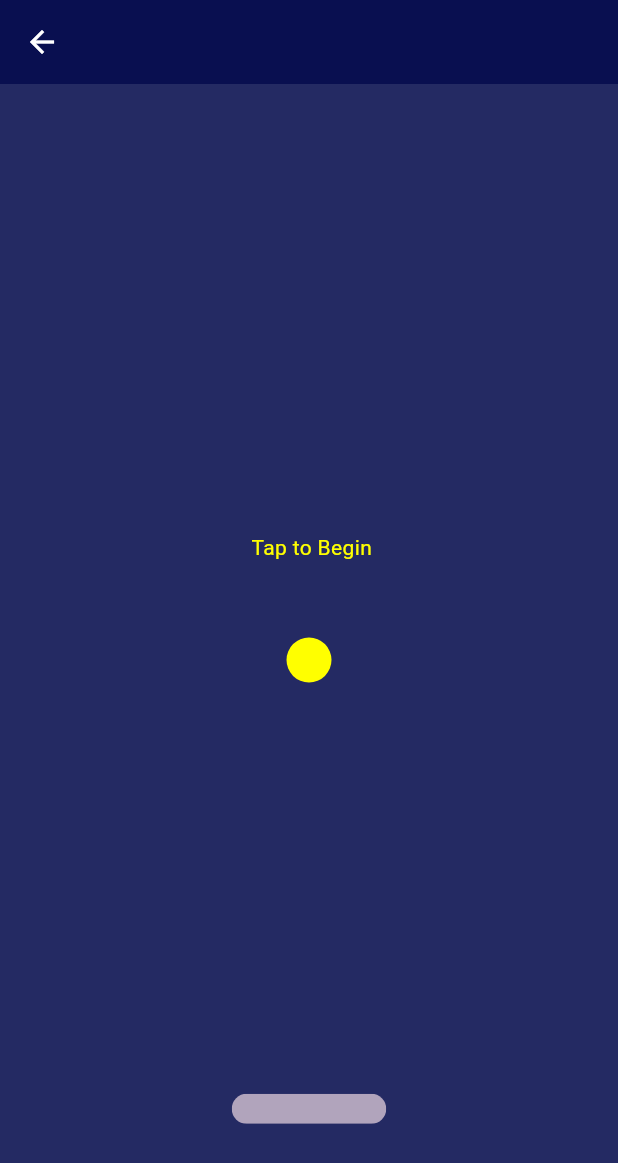
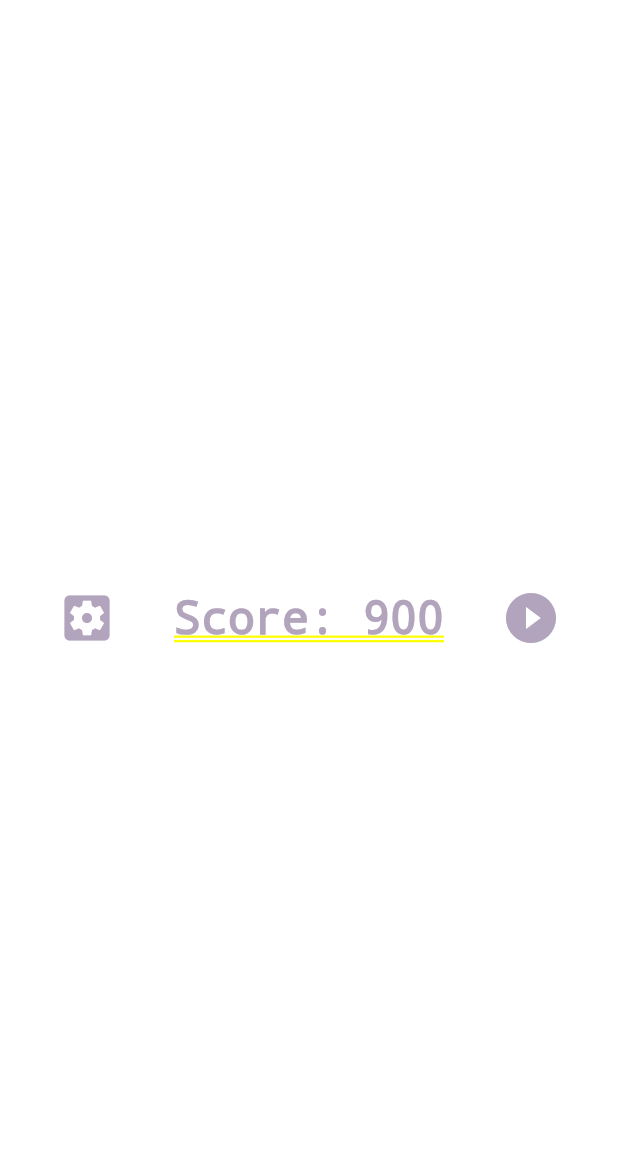
Before and after one commit to hngx-org/Team-Vibrant-Breakout, a Flutter app: the screen it shows after launch, on a phone screen of 412 x 824 dp. Shown: the top 1163 px of the screen. Run offline on Flutter 3.47's test engine with Material 2 defaults, Android fonts, the phone set to English and light mode, and no system bars; our stand-ins replace flutter_screenutil, get.

Commit message:
UI refactoring

```diff
--- a/lib/appTheme/colors.dart
+++ b/lib/appTheme/colors.dart
@@ -5,6 +5,7 @@
 const textColor = Colors.white24;
 const colorWhite = Colors.white;
 const colorBlack = Colors.black87;
+const levelsColor = Color.fromARGB(255, 8, 223, 238);
 final shadowColor = const Color.fromARGB(255, 177, 164, 188);
 const buttonColor = Color(0xFF84FFFF);
 const borderSideColor = Color.fromARGB(255, 6, 86, 236);
--- a/lib/main.dart
+++ b/lib/main.dart
@@ -1,7 +1,9 @@
 import 'package:flutter/material.dart';
 import 'package:flutter/services.dart';
+import 'package:get/get_navigation/src/root/get_material_app.dart';
 import 'package:team_vibrant_breakout/appTheme/colors.dart';
 import 'package:team_vibrant_breakout/screens/gameScreen.dart';
+import 'package:team_vibrant_breakout/screens/gametoolBar.dart';
 import 'package:team_vibrant_breakout/screens/starterPage.dart';
 import 'package:team_vibrant_breakout/screens/splashScreen.dart';
 
@@ -15,7 +17,7 @@
   // This widget is the root of your application.
   @override
   Widget build(BuildContext context) {
-    return MaterialApp(
+    return GetMaterialApp(
       title: 'Flutter Demo',
       theme: ThemeData(
         appBarTheme: AppBarTheme(
@@ -26,7 +28,7 @@
         useMaterial3: true,
       ),
       debugShowCheckedModeBanner: false,
-      home: const GameScreen(),
+      home: const GameToolBar(),
     );
   }
 }
--- /dev/null
+++ b/lib/screens/gametoolBar.dart
@@ -0,0 +1,58 @@
+import 'package:flutter/material.dart';
+import 'package:get/get.dart';
+import 'package:team_vibrant_breakout/appTheme/colors.dart';
+import 'package:team_vibrant_breakout/screens/settingPage.dart';
+import 'package:team_vibrant_breakout/screens/starterPage.dart';
+
+class GameToolBar extends StatefulWidget {
+  const GameToolBar({super.key});
+
+  @override
+  State<GameToolBar> createState() => _GameToolBarState();
+}
+
+class _GameToolBarState extends State<GameToolBar> {
+  bool isPaused = false;
+
+  void togglePauseUponPress() {
+    setState(() {
+      isPaused = !isPaused;
+    });
+  }
+
+  @override
+  Widget build(BuildContext context) {
+    return Row(
+      mainAxisAlignment: MainAxisAlignment.spaceEvenly,
+      children: [
+        IconButton(
+            onPressed: () => Get.to(SettingPage()),
+            icon: Icon(
+              Icons.settings_applications,
+              color: shadowColor,
+              size: 40,
+            )),
+        Text(
+          'Score: 900',
+          style: TextStyle(fontSize: 30, color: shadowColor),
+        ),
+
+        IconButton(
+            onPressed: togglePauseUponPress,
+            icon: Icon(
+              isPaused ? Icons.pause_circle : Icons.play_circle_fill,
+              color: shadowColor,
+              size: 40,
+            )),
+
+        // IconButton(
+        //     onPressed: null,
+        //     icon: Icon(
+        //       Icons.music_off,
+        //       color: shadowColor,
+        //       size: 40,
+        //     ))
+      ],
+    );
+  }
+}
--- a/pubspec.yaml
+++ b/pubspec.yaml
@@ -35,9 +35,9 @@
   uses-material-design: true
 
   # To add assets to your application, add an assets section, like this:
-  # assets:
-  #   - images/a_dot_burr.jpeg
-  #   - images/a_dot_ham.jpeg
+  assets:
+    - images/
+    # /- images/a_dot_ham.jpeg
 
 
   # To add custom fonts to your application, add a fonts section here,
```
Also changed, not shown: lib/screens/gameLevels.dart (added, +123 -0 lines), lib/screens/settingPage.dart (added, +12 -0 lines), lib/screens/splashScreen.dart (+14 -17 lines), lib/screens/starterPage.dart (+19 -5 lines), images/image1.jpeg (added), images/image2.jpeg (added).
